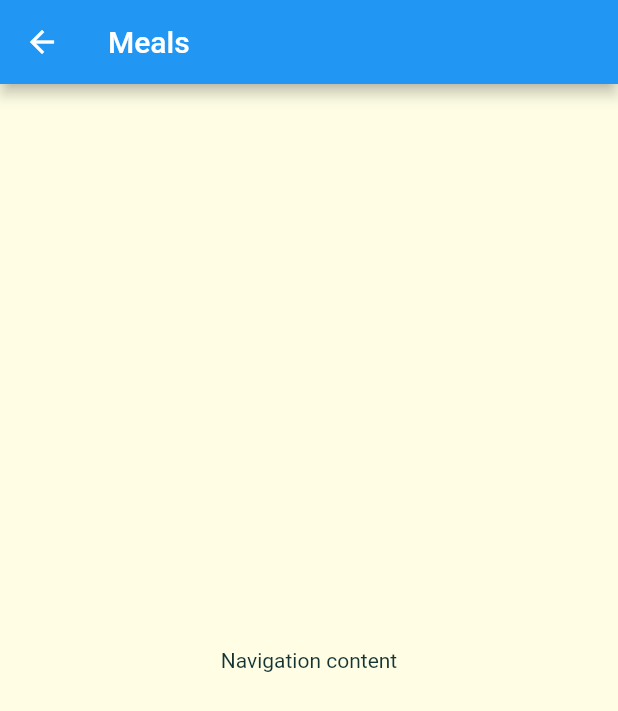
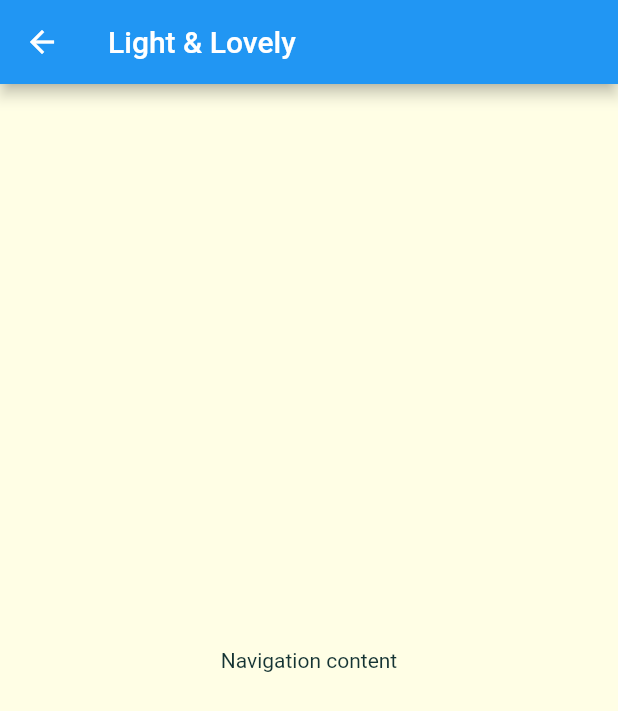
Before and after one commit to Nguonchhay/FlutterPractice, a Flutter app: the screen it shows after launch, after a tap on "Light & Lovely", on a phone screen of 412 x 824 dp. Shown: the top 711 px of the screen. Run offline on Flutter 3.47's test engine with Material 2 defaults, Android fonts, the phone set to English and light mode, and no system bars.

Commit message:
[MA] Route names

```diff
--- /dev/null
+++ b/meal_app/lib/configs/constants.dart
@@ -0,0 +1,5 @@
+// Routes
+const ROUTER_NAMES = {
+  'CATEGORIES_SCREEN': 'CATEGORIES_SCREEN',
+  'MEALS_SCREEN': 'CATEGORIES_SCREEN'
+};
--- a/meal_app/lib/main.dart
+++ b/meal_app/lib/main.dart
@@ -1,6 +1,8 @@
 import 'package:flutter/material.dart';
+import 'package:meal_app/screens/meals_screen.dart';
 
 import './screens/categories_screen.dart';
+import './configs/constants.dart';
 
 void main() {
   runApp(const MyApp());
@@ -31,6 +33,10 @@ class MyApp extends StatelessWidget {
         )
       ),
       home: CategoriesScreen(),
+      routes: {
+        ROUTER_NAMES['CATEGORIES_SCREEN'].toString(): (ctx) => CategoriesScreen(),
+        ROUTER_NAMES['MEALS_SCREEN'].toString(): (ctx) => MealsScreen()
+      },
     );
   }
 }
--- a/meal_app/lib/screens/categories_screen.dart
+++ b/meal_app/lib/screens/categories_screen.dart
@@ -5,7 +5,7 @@ import '../widgets/categories/CategoryItem.dart';
 import './../mock-data/dummy_data.dart';
 
 class CategoriesScreen extends StatelessWidget {
-  const CategoriesScreen({super.key});
+  CategoriesScreen({super.key});
 
   @override
   Widget build(BuildContext context) {
--- a/meal_app/lib/screens/meals_screen.dart
+++ b/meal_app/lib/screens/meals_screen.dart
@@ -1,19 +1,27 @@
 import 'package:flutter/material.dart';
+
+import '../models/category.dart';
 
 
 class MealsScreen extends StatefulWidget {
-  MealsScreen({super.key});
+
+  // final Category category;
+
+  // MealsScreen(this.category, {super.key});
 
   @override
   State<MealsScreen> createState() => _MealsScreenState();
 }
 
 class _MealsScreenState extends State<MealsScreen> {
+
   @override
   Widget build(BuildContext context) {
+    final routeArgs = ModalRoute.of(context)!.settings.arguments as Category;
+
     return Scaffold(
       appBar: AppBar(
-        title: Text('Meals'),
+        title: Text(routeArgs.title),
       ),
       body: Center(
         child: Text('Navigation content'),
--- a/meal_app/lib/widgets/categories/CategoryItem.dart
+++ b/meal_app/lib/widgets/categories/CategoryItem.dart
@@ -1,7 +1,9 @@
 import 'package:flutter/material.dart';
+
 import 'package:meal_app/screens/meals_screen.dart';
+import './../../models/category.dart';
+import './../../configs/constants.dart';
 
-import './../../models/category.dart';
 
 class CategoryItem extends StatelessWidget {
 
@@ -10,10 +12,14 @@ class CategoryItem extends StatelessWidget {
   const CategoryItem(this.category, {super.key});
 
   void goToMealScreen(BuildContext ctx) {
-    Navigator.of(ctx).push(
-      MaterialPageRoute(builder: (_) {
-        return MealsScreen();
-      },)
+    // Navigator.of(ctx).push(
+    //   MaterialPageRoute(builder: (_) {
+    //     return MealsScreen(category);
+    //   },)
+    // );
+    Navigator.of(ctx).pushNamed(
+      ROUTER_NAMES['MEALS_SCREEN'].toString(),
+      arguments: category
     );
   }
 
```
